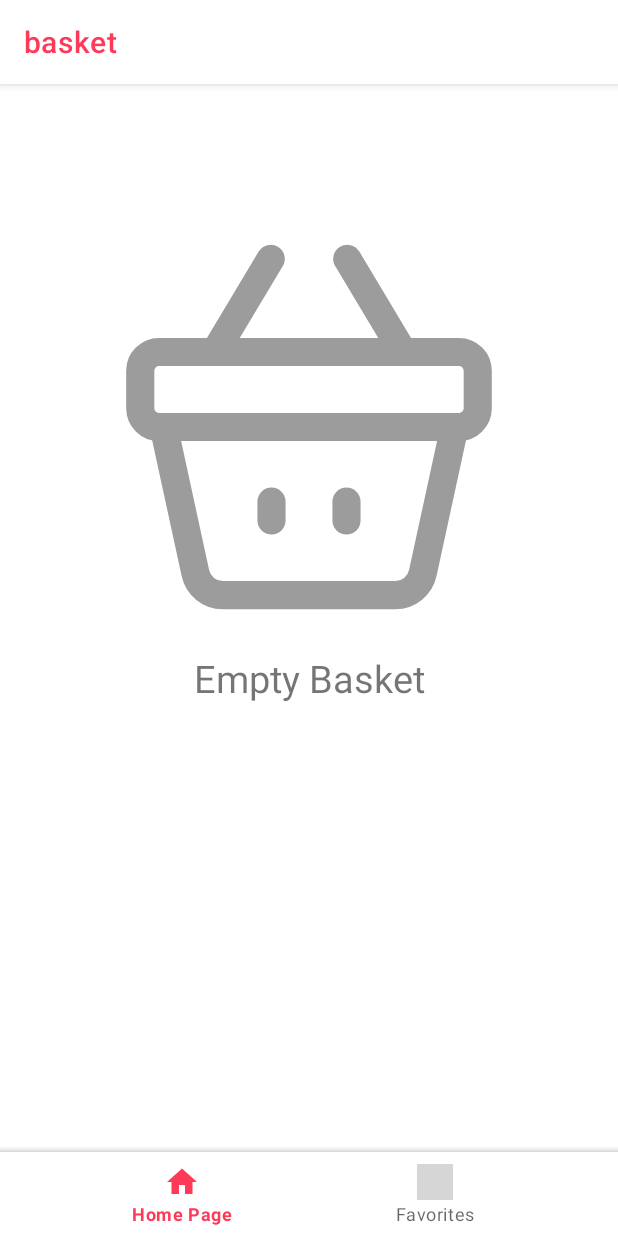
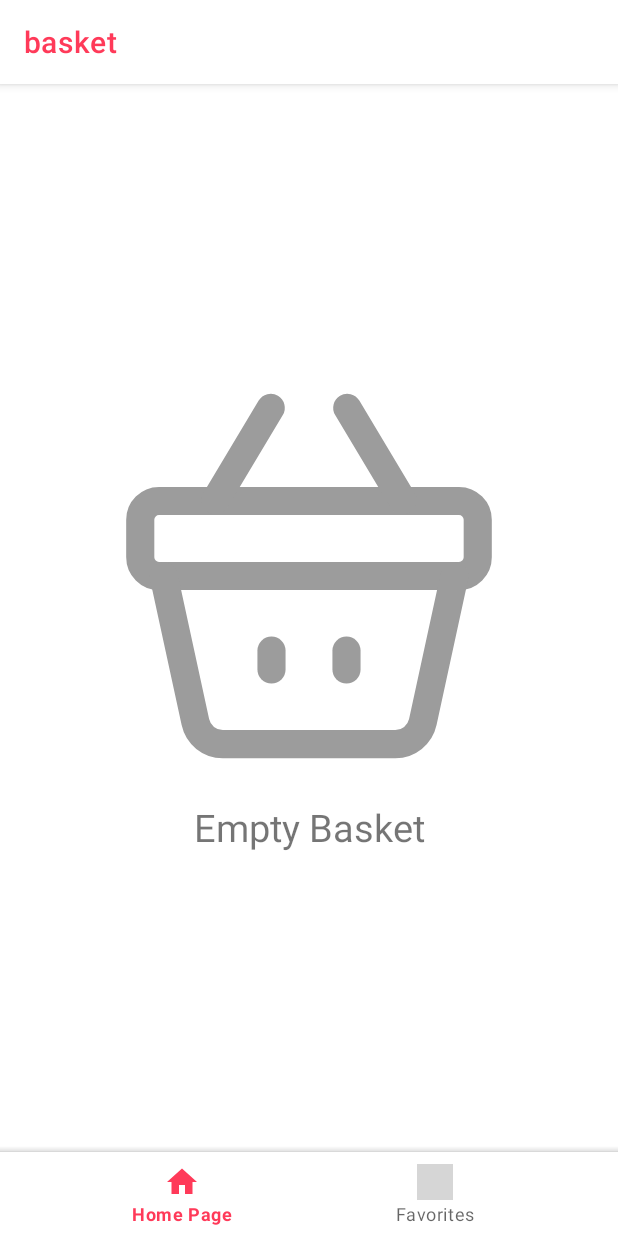
Before and after one commit to Atkn0/E-commerce-App, an Android app: the BasketFragment screen opened through its navigation route, on a phone screen of 412 x 824 dp. Run offline under Robolectric (Android 15) with nearby library versions, the phone set to English and light mode, and no system bars; our stand-ins replace Firebase (no records; nobody signed in at launch, a user with empty details on screens opened directly), Picasso, navigation-ui; network calls fail; pictures from the network do not load; 1 statement that could not run was skipped; grey boxes are pictures that could not be loaded.

Commit message:
fixing padding issues in RecyclerViews

```diff
--- a/app/src/main/java/com/example/e_commerceapp/MainActivity.kt
+++ b/app/src/main/java/com/example/e_commerceapp/MainActivity.kt
@@ -3,6 +3,8 @@ package com.example.e_commerceapp
 import android.content.Context
 import androidx.appcompat.app.AppCompatActivity
 import android.os.Bundle
+import android.util.AttributeSet
+import android.view.View
 import androidx.lifecycle.ViewModelProvider
 import androidx.navigation.NavHost
 import androidx.navigation.fragment.NavHostFragment
@@ -24,6 +26,7 @@ class MainActivity : AppCompatActivity() {
         mainActivityViewModel.getFirstBasketCount()
 
 
+
         val navHostFragment = supportFragmentManager.findFragmentById(R.id.fragmentContainerView) as NavHostFragment
         val navController = navHostFragment.navController
         binding.BottomNavView.setupWithNavController(navController)
@@ -39,4 +42,7 @@ class MainActivity : AppCompatActivity() {
 
         setContentView(view)
     }
+
+
+
 }
--- a/app/src/main/res/layout/activity_main.xml
+++ b/app/src/main/res/layout/activity_main.xml
@@ -1,5 +1,5 @@
 <?xml version="1.0" encoding="utf-8"?>
-<androidx.coordinatorlayout.widget.CoordinatorLayout
+<androidx.constraintlayout.widget.ConstraintLayout
     xmlns:android="http://schemas.android.com/apk/res/android"
     xmlns:app="http://schemas.android.com/apk/res-auto"
     xmlns:tools="http://schemas.android.com/tools"
@@ -9,16 +9,24 @@
 
 
     <androidx.fragment.app.FragmentContainerView
+        app:layout_constraintBottom_toTopOf="@id/bottomAppBar"
+        app:layout_constraintEnd_toEndOf="parent"
+        app:layout_constraintStart_toStartOf="parent"
+        app:layout_constraintTop_toTopOf="parent"
         android:id="@+id/fragmentContainerView"
         android:name="androidx.navigation.fragment.NavHostFragment"
         android:layout_width="match_parent"
-        android:layout_height="wrap_content"
+        android:layout_height="0dp"
+
         app:defaultNavHost="true"
         app:navGraph="@navigation/nav_graph" />
 
     <com.google.android.material.bottomappbar.BottomAppBar
         android:id="@+id/bottomAppBar"
         app:fabCradleVerticalOffset="5dp"
+        app:layout_constraintBottom_toBottomOf="parent"
+        app:layout_constraintEnd_toEndOf="parent"
+        app:layout_constraintStart_toStartOf="parent"
         android:layout_width="match_parent"
         android:layout_height="wrap_content"
         android:layout_gravity="bottom"
@@ -37,4 +45,4 @@
     </com.google.android.material.bottomappbar.BottomAppBar>
 
 
-</androidx.coordinatorlayout.widget.CoordinatorLayout>
+</androidx.constraintlayout.widget.ConstraintLayout>
--- a/app/src/main/res/layout/fragment_basket.xml
+++ b/app/src/main/res/layout/fragment_basket.xml
@@ -33,9 +33,9 @@
     <androidx.recyclerview.widget.RecyclerView
         android:id="@+id/BasketRecyclerView"
         android:layout_width="match_parent"
-        android:layout_height="wrap_content"
-        android:paddingTop="25dp"
-        android:paddingBottom="85dp"
+        android:layout_height="0dp"
+
+
         app:layout_constraintBottom_toBottomOf="parent"
         app:layout_constraintEnd_toEndOf="parent"
         app:layout_constraintStart_toStartOf="parent"
@@ -46,7 +46,7 @@
     <com.airbnb.lottie.LottieAnimationView
         android:id="@+id/emptyBasketAnimation"
         android:layout_width="match_parent"
-        android:layout_marginTop="100dp"
+        android:foregroundGravity="center"
         android:layout_height="300dp"
         app:layout_constraintBottom_toBottomOf="parent"
         app:layout_constraintEnd_toEndOf="parent"
--- a/app/src/main/res/layout/fragment_favourite_page.xml
+++ b/app/src/main/res/layout/fragment_favourite_page.xml
@@ -79,9 +79,7 @@
     <androidx.recyclerview.widget.RecyclerView
         android:id="@+id/FavoriteRecyclerView"
         android:layout_width="match_parent"
-        android:paddingTop="20dp"
-        android:paddingBottom="85dp"
-        android:layout_height="wrap_content"
+        android:layout_height="0dp"
         app:layout_constraintBottom_toBottomOf="parent"
         app:layout_constraintEnd_toEndOf="parent"
         app:layout_constraintStart_toStartOf="parent"
--- a/app/src/main/res/layout/fragment_home_page.xml
+++ b/app/src/main/res/layout/fragment_home_page.xml
@@ -61,7 +61,6 @@
     <androidx.recyclerview.widget.RecyclerView
         android:id="@+id/ReycylerView"
         android:padding="0dp"
-        android:layout_marginBottom="60dp"
         android:backgroundTint="@color/white"
         app:layout_behavior="com.google.android.material.appbar.AppBarLayout$ScrollingViewBehavior"
         android:layout_width="match_parent"
```
